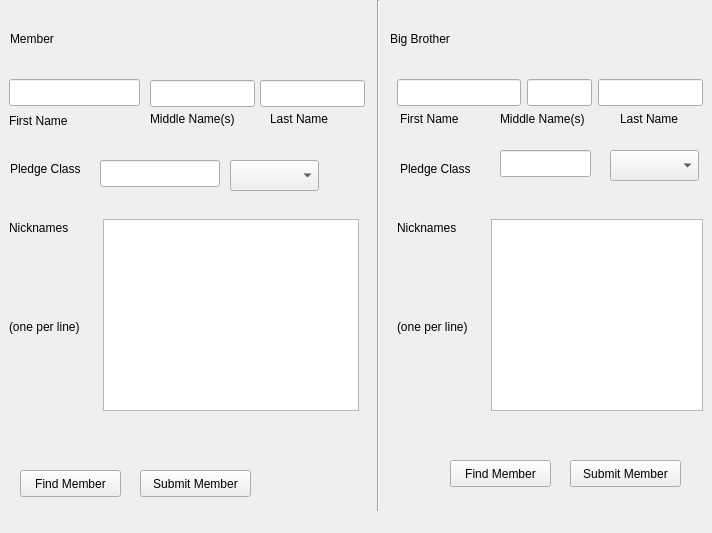
First picture: the form in AEPi-Big-Brother-Database-Application/bb_db_frontend.ui, repository NortySpock/AEPi-ND-Big-Brother-Database-Application, before the edit.
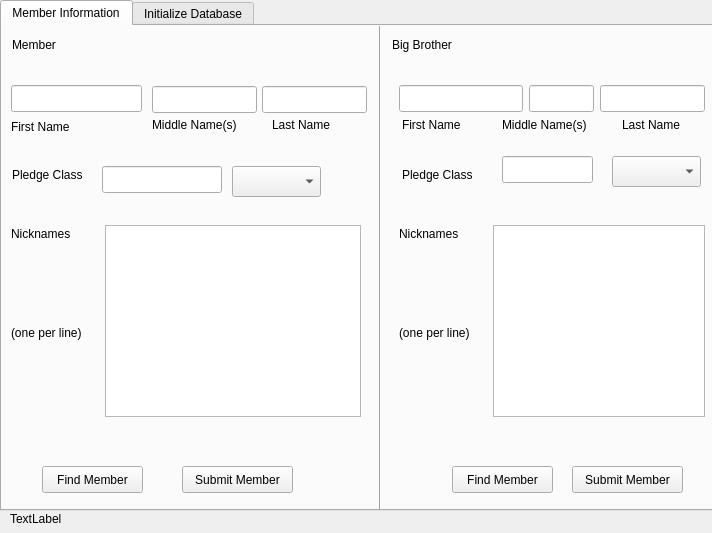
Second picture: the form after the edit. The open tabs and pages were chosen to show the change.

Commit message: Added tabs to interface for database handling.

```diff
--- a/AEPi-Big-Brother-Database-Application/bb_db_frontend.ui
+++ b/AEPi-Big-Brother-Database-Application/bb_db_frontend.ui
@@ -13,37 +13,122 @@
   <property name="windowTitle">
    <string>bb_db_frontend</string>
   </property>
-  <widget class="QLabel" name="memberLabel">
+  <widget class="QTabWidget" name="tabWidget">
    <property name="geometry">
     <rect>
-     <x>10</x>
-     <y>30</y>
-     <width>56</width>
+     <x>0</x>
+     <y>0</y>
+     <width>721</width>
+     <height>511</height>
+    </rect>
+   </property>
+   <property name="currentIndex">
+    <number>1</number>
+   </property>
+   <widget class="QWidget" name="memberDataTab">
+    <attribute name="title">
+     <string>Member Information</string>
+    </attribute>
+    <widget class="QLabel" name="firstNameMemberLabel">
+     <property name="geometry">
+      <rect>
+       <x>9</x>
+       <y>92</y>
+       <width>72</width>
      <height>17</height>
     </rect>
    </property>
    <property name="text">
-    <string>Member</string>
-   </property>
-  </widget>
-  <widget class="QLabel" name="bigBrotherLabel">
+      <string>First Name</string>
+     </property>
+    </widget>
+    <widget class="QLineEdit" name="lastNameMemberLine">
    <property name="geometry">
     <rect>
-     <x>390</x>
-     <y>30</y>
-     <width>75</width>
+       <x>260</x>
+       <y>60</y>
+       <width>105</width>
+       <height>27</height>
+      </rect>
+     </property>
+    </widget>
+    <widget class="QLabel" name="nicknameBigBrotherLabel">
+     <property name="geometry">
+      <rect>
+       <x>397</x>
+       <y>199</y>
+       <width>74</width>
      <height>17</height>
     </rect>
    </property>
    <property name="text">
-    <string>Big Brother</string>
+      <string>Nicknames</string>
+     </property>
+    </widget>
+    <widget class="QPushButton" name="findMemberMemberButton">
+     <property name="geometry">
+      <rect>
+       <x>40</x>
+       <y>440</y>
+       <width>101</width>
+       <height>27</height>
+      </rect>
+     </property>
+     <property name="text">
+      <string>Find Member</string>
+     </property>
+    </widget>
+    <widget class="QPushButton" name="findMemberBigBrotherButton">
+     <property name="geometry">
+      <rect>
+       <x>450</x>
+       <y>440</y>
+       <width>101</width>
+       <height>27</height>
+      </rect>
+     </property>
+     <property name="text">
+      <string>Find Member</string>
+     </property>
+    </widget>
+    <widget class="QLabel" name="firstNameBigBrotherLabel">
+     <property name="geometry">
+      <rect>
+       <x>400</x>
+       <y>90</y>
+       <width>72</width>
+       <height>17</height>
+      </rect>
+     </property>
+     <property name="text">
+      <string>First Name</string>
+     </property>
+    </widget>
+    <widget class="QLineEdit" name="pledgeClassYearmemberLine">
+     <property name="geometry">
+      <rect>
+       <x>100</x>
+       <y>140</y>
+       <width>120</width>
+       <height>27</height>
+      </rect>
+     </property>
+    </widget>
+    <widget class="QLineEdit" name="firstNameMemberLine">
+     <property name="geometry">
+      <rect>
+       <x>9</x>
+       <y>59</y>
+       <width>131</width>
+       <height>27</height>
+      </rect>
    </property>
   </widget>
   <widget class="QLabel" name="IDMemberLabel">
    <property name="geometry">
     <rect>
      <x>80</x>
-     <y>30</y>
+       <y>10</y>
      <width>126</width>
      <height>17</height>
     </rect>
@@ -52,11 +137,73 @@
     <string>&lt;memberIDLabel&gt;</string>
    </property>
   </widget>
+    <widget class="QLabel" name="lastNameBigBrotherLabel">
+     <property name="geometry">
+      <rect>
+       <x>620</x>
+       <y>90</y>
+       <width>71</width>
+       <height>17</height>
+      </rect>
+     </property>
+     <property name="text">
+      <string>Last Name</string>
+     </property>
+    </widget>
+    <widget class="QLabel" name="memberLabel">
+     <property name="geometry">
+      <rect>
+       <x>10</x>
+       <y>10</y>
+       <width>56</width>
+       <height>17</height>
+      </rect>
+     </property>
+     <property name="text">
+      <string>Member</string>
+     </property>
+    </widget>
+    <widget class="QComboBox" name="pledgeClassSemesterBigBrotherComboBox">
+     <property name="geometry">
+      <rect>
+       <x>610</x>
+       <y>130</y>
+       <width>89</width>
+       <height>31</height>
+      </rect>
+     </property>
+    </widget>
+    <widget class="QLabel" name="nicknameExplanationBigBrotherLabel">
+     <property name="geometry">
+      <rect>
+       <x>397</x>
+       <y>298</y>
+       <width>88</width>
+       <height>17</height>
+      </rect>
+     </property>
+     <property name="text">
+      <string>(one per line)</string>
+     </property>
+    </widget>
+    <widget class="QLabel" name="middleNamesMemberLabel">
+     <property name="geometry">
+      <rect>
+       <x>150</x>
+       <y>90</y>
+       <width>105</width>
+       <height>17</height>
+      </rect>
+     </property>
+     <property name="text">
+      <string>Middle Name(s)</string>
+     </property>
+    </widget>
   <widget class="QLabel" name="IDBigBrotherLabel">
    <property name="geometry">
     <rect>
      <x>470</x>
-     <y>30</y>
+       <y>10</y>
      <width>139</width>
      <height>17</height>
     </rect>
@@ -65,110 +212,47 @@
     <string>&lt;bigBrotherIDLabel&gt;</string>
    </property>
   </widget>
-  <widget class="QLineEdit" name="firstNameMemberLine">
+    <widget class="QLabel" name="nicknameMemberLabel">
    <property name="geometry">
     <rect>
      <x>9</x>
-     <y>79</y>
-     <width>131</width>
-     <height>27</height>
-    </rect>
-   </property>
-  </widget>
-  <widget class="QLineEdit" name="middleNamesMemberLine">
-   <property name="geometry">
-    <rect>
-     <x>150</x>
-     <y>80</y>
-     <width>105</width>
-     <height>27</height>
-    </rect>
-   </property>
-  </widget>
-  <widget class="QLineEdit" name="lastNameMemberLine">
+       <y>199</y>
+       <width>74</width>
+       <height>17</height>
+      </rect>
+     </property>
+     <property name="text">
+      <string>Nicknames</string>
+     </property>
+    </widget>
+    <widget class="QLabel" name="middleNamesBigBrotherLabel">
    <property name="geometry">
     <rect>
-     <x>260</x>
-     <y>80</y>
+       <x>500</x>
+       <y>90</y>
      <width>105</width>
-     <height>27</height>
-    </rect>
-   </property>
-  </widget>
-  <widget class="QLineEdit" name="lastNameBigBrotherLine">
-   <property name="geometry">
-    <rect>
-     <x>598</x>
-     <y>79</y>
-     <width>105</width>
-     <height>27</height>
-    </rect>
+       <height>17</height>
+      </rect>
+     </property>
+     <property name="text">
+      <string>Middle Name(s)</string>
    </property>
   </widget>
   <widget class="QLineEdit" name="firstNameBigBrotherLine">
    <property name="geometry">
     <rect>
      <x>397</x>
-     <y>79</y>
+       <y>59</y>
      <width>124</width>
      <height>27</height>
     </rect>
    </property>
   </widget>
-  <widget class="QLineEdit" name="middleNamesBigBrotherLine">
-   <property name="geometry">
-    <rect>
-     <x>527</x>
-     <y>79</y>
-     <width>65</width>
-     <height>27</height>
-    </rect>
-   </property>
-  </widget>
-  <widget class="QLabel" name="firstNameMemberLabel">
-   <property name="geometry">
-    <rect>
-     <x>9</x>
-     <y>112</y>
-     <width>72</width>
-     <height>17</height>
-    </rect>
-   </property>
-   <property name="text">
-    <string>First Name</string>
-   </property>
-  </widget>
-  <widget class="QLabel" name="middleNamesMemberLabel">
-   <property name="geometry">
-    <rect>
-     <x>150</x>
-     <y>110</y>
-     <width>105</width>
-     <height>17</height>
-    </rect>
-   </property>
-   <property name="text">
-    <string>Middle Name(s)</string>
-   </property>
-  </widget>
-  <widget class="QLabel" name="lastNameMemberLabel">
-   <property name="geometry">
-    <rect>
-     <x>270</x>
-     <y>110</y>
-     <width>71</width>
-     <height>17</height>
-    </rect>
-   </property>
-   <property name="text">
-    <string>Last Name</string>
-   </property>
-  </widget>
   <widget class="QLabel" name="pledgeClassMemberLabel">
    <property name="geometry">
     <rect>
      <x>10</x>
-     <y>160</y>
+       <y>140</y>
      <width>84</width>
      <height>17</height>
     </rect>
@@ -177,97 +261,54 @@
     <string>Pledge Class</string>
    </property>
   </widget>
-  <widget class="QComboBox" name="pledgeClassSemesterMemberComboBox">
+    <widget class="QPushButton" name="submitMemberMemberButton">
    <property name="geometry">
     <rect>
-     <x>230</x>
-     <y>160</y>
-     <width>89</width>
-     <height>31</height>
-    </rect>
-   </property>
-  </widget>
-  <widget class="QLineEdit" name="pledgeClassYearmemberLine">
-   <property name="geometry">
-    <rect>
-     <x>100</x>
-     <y>160</y>
-     <width>120</width>
+       <x>180</x>
+       <y>440</y>
+       <width>111</width>
      <height>27</height>
     </rect>
    </property>
-  </widget>
-  <widget class="QLabel" name="pledgeClassBigBrotherLabel">
-   <property name="geometry">
-    <rect>
-     <x>400</x>
-     <y>160</y>
-     <width>84</width>
-     <height>17</height>
-    </rect>
-   </property>
    <property name="text">
-    <string>Pledge Class</string>
-   </property>
-  </widget>
-  <widget class="QComboBox" name="pledgeClassSemesterBigBrotherComboBox">
-   <property name="geometry">
-    <rect>
-     <x>610</x>
-     <y>150</y>
-     <width>89</width>
-     <height>31</height>
-    </rect>
-   </property>
-  </widget>
-  <widget class="QLineEdit" name="pledgeClassYearBigBrotherLine">
-   <property name="geometry">
-    <rect>
-     <x>500</x>
-     <y>150</y>
-     <width>91</width>
-     <height>27</height>
-    </rect>
+      <string>Submit Member</string>
    </property>
   </widget>
   <widget class="QPlainTextEdit" name="nicknameMemberPlainTextEdit">
    <property name="geometry">
     <rect>
      <x>103</x>
-     <y>219</y>
+       <y>199</y>
      <width>256</width>
      <height>192</height>
     </rect>
    </property>
   </widget>
+    <widget class="QLineEdit" name="middleNamesMemberLine">
+     <property name="geometry">
+      <rect>
+       <x>150</x>
+       <y>60</y>
+       <width>105</width>
+       <height>27</height>
+      </rect>
+     </property>
+    </widget>
   <widget class="QPlainTextEdit" name="nicknameBigBrotherPlainTextEdit">
    <property name="geometry">
     <rect>
      <x>491</x>
-     <y>219</y>
+       <y>199</y>
      <width>212</width>
      <height>192</height>
     </rect>
    </property>
   </widget>
-  <widget class="QLabel" name="nicknameMemberLabel">
-   <property name="geometry">
-    <rect>
-     <x>9</x>
-     <y>219</y>
-     <width>74</width>
-     <height>17</height>
-    </rect>
-   </property>
-   <property name="text">
-    <string>Nicknames</string>
-   </property>
-  </widget>
   <widget class="QLabel" name="nicknameExplanationMemberLabel">
    <property name="geometry">
     <rect>
      <x>9</x>
-     <y>318</y>
+       <y>298</y>
      <width>88</width>
      <height>17</height>
     </rect>
@@ -276,37 +317,24 @@
     <string>(one per line)</string>
    </property>
   </widget>
-  <widget class="QLabel" name="nicknameBigBrotherLabel">
+    <widget class="QLabel" name="lastNameMemberLabel">
    <property name="geometry">
     <rect>
-     <x>397</x>
-     <y>219</y>
-     <width>74</width>
+       <x>270</x>
+       <y>90</y>
+       <width>71</width>
      <height>17</height>
     </rect>
    </property>
    <property name="text">
-    <string>Nicknames</string>
-   </property>
-  </widget>
-  <widget class="QLabel" name="nicknameExplanationBigBrotherLabel">
-   <property name="geometry">
-    <rect>
-     <x>397</x>
-     <y>318</y>
-     <width>88</width>
-     <height>17</height>
-    </rect>
-   </property>
-   <property name="text">
-    <string>(one per line)</string>
+      <string>Last Name</string>
    </property>
   </widget>
   <widget class="Line" name="dividingLine">
    <property name="geometry">
     <rect>
      <x>370</x>
-     <y>0</y>
+       <y>-20</y>
      <width>16</width>
      <height>511</height>
     </rect>
@@ -315,95 +343,103 @@
     <enum>Qt::Vertical</enum>
    </property>
   </widget>
-  <widget class="QLabel" name="middleNamesBigBrotherLabel">
+    <widget class="QLineEdit" name="lastNameBigBrotherLine">
    <property name="geometry">
     <rect>
-     <x>500</x>
-     <y>110</y>
+       <x>598</x>
+       <y>59</y>
      <width>105</width>
+       <height>27</height>
+      </rect>
+     </property>
+    </widget>
+    <widget class="QLabel" name="bigBrotherLabel">
+     <property name="geometry">
+      <rect>
+       <x>390</x>
+       <y>10</y>
+       <width>75</width>
      <height>17</height>
     </rect>
    </property>
    <property name="text">
-    <string>Middle Name(s)</string>
-   </property>
-  </widget>
-  <widget class="QLabel" name="lastNameBigBrotherLabel">
+      <string>Big Brother</string>
+     </property>
+    </widget>
+    <widget class="QLineEdit" name="middleNamesBigBrotherLine">
    <property name="geometry">
     <rect>
-     <x>620</x>
-     <y>110</y>
-     <width>71</width>
-     <height>17</height>
-    </rect>
-   </property>
-   <property name="text">
-    <string>Last Name</string>
-   </property>
-  </widget>
-  <widget class="QLabel" name="firstNameBigBrotherLabel">
+       <x>527</x>
+       <y>59</y>
+       <width>65</width>
+       <height>27</height>
+      </rect>
+     </property>
+    </widget>
+    <widget class="QLineEdit" name="pledgeClassYearBigBrotherLine">
+     <property name="geometry">
+      <rect>
+       <x>500</x>
+       <y>130</y>
+       <width>91</width>
+       <height>27</height>
+      </rect>
+     </property>
+    </widget>
+    <widget class="QLabel" name="pledgeClassBigBrotherLabel">
    <property name="geometry">
     <rect>
      <x>400</x>
-     <y>110</y>
-     <width>72</width>
+       <y>140</y>
+       <width>84</width>
      <height>17</height>
     </rect>
    </property>
    <property name="text">
-    <string>First Name</string>
-   </property>
-  </widget>
-  <widget class="QPushButton" name="findMemberMemberButton">
-   <property name="geometry">
-    <rect>
-     <x>20</x>
-     <y>470</y>
-     <width>101</width>
-     <height>27</height>
-    </rect>
-   </property>
-   <property name="text">
-    <string>Find Member</string>
-   </property>
-  </widget>
-  <widget class="QPushButton" name="submitMemberMemberButton">
-   <property name="geometry">
-    <rect>
-     <x>140</x>
-     <y>470</y>
-     <width>111</width>
-     <height>27</height>
-    </rect>
-   </property>
-   <property name="text">
-    <string>Submit Member</string>
-   </property>
-  </widget>
-  <widget class="QPushButton" name="findMemberBigBrotherButton">
-   <property name="geometry">
-    <rect>
-     <x>450</x>
-     <y>460</y>
-     <width>101</width>
-     <height>27</height>
-    </rect>
-   </property>
-   <property name="text">
-    <string>Find Member</string>
+      <string>Pledge Class</string>
    </property>
   </widget>
   <widget class="QPushButton" name="submitMemberBigBrotherButton">
    <property name="geometry">
     <rect>
      <x>570</x>
-     <y>460</y>
+       <y>440</y>
      <width>111</width>
      <height>27</height>
     </rect>
    </property>
    <property name="text">
     <string>Submit Member</string>
+     </property>
+    </widget>
+    <widget class="QComboBox" name="pledgeClassSemesterMemberComboBox">
+     <property name="geometry">
+      <rect>
+       <x>230</x>
+       <y>140</y>
+       <width>89</width>
+       <height>31</height>
+      </rect>
+     </property>
+    </widget>
+   </widget>
+   <widget class="QWidget" name="databaseManagementTab">
+    <attribute name="title">
+     <string>Initialize Database</string>
+    </attribute>
+   </widget>
+  </widget>
+  <widget class="QLabel" name="statusLabel">
+   <property name="geometry">
+    <rect>
+     <x>10</x>
+     <y>510</y>
+     <width>321</width>
+     <height>17</height>
+    </rect>
+   </property>
+   <property name="text">
+    <string>TextLabel</string>
    </property>
   </widget>
  </widget>
```
Lines whose indentation alone changed are shown as unchanged. The commit also changes 4 other files.
